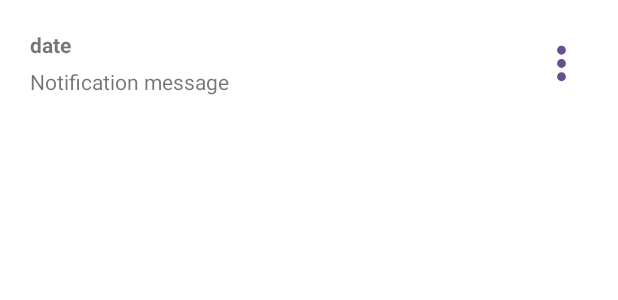
After one commit to FadwaFouad/WMTStore, an Android app: the layout layout_notification.xml on its own in the app's theme, with its tools: preview values and no code run, on a phone screen of 412 x 824 dp. The commit adds this screen. Shown: the top 300 px of the screen. Run offline under Robolectric (Android 15) with nearby library versions, the phone set to English and light mode, and no system bars.

Commit message:
implement notification section

```diff
--- /dev/null
+++ b/app/src/main/java/com/example/wmtstore/data/models/Notification.kt
@@ -0,0 +1,6 @@
+package com.example.wmtstore.data.models
+
+data class Notification(
+    val time : Long,
+    val message: String,
+)
--- a/app/src/main/res/drawable/ic_baseline_delete_24.xml
+++ b/app/src/main/res/drawable/ic_baseline_delete_24.xml
@@ -1,4 +1,4 @@
-<vector android:height="24dp" android:tint="#000000"
+<vector android:height="24dp" android:tint="@color/purple_500"
     android:viewportHeight="24" android:viewportWidth="24"
     android:width="24dp" xmlns:android="http://schemas.android.com/apk/res/android">
     <path android:fillColor="@android:color/white" android:pathData="M6,19c0,1.1 0.9,2 2,2h8c1.1,0 2,-0.9 2,-2V7H6v12zM19,4h-3.5l-1,-1h-5l-1,1H5v2h14V4z"/>
--- /dev/null
+++ b/app/src/main/res/drawable/ic_baseline_more_vert_24.xml
@@ -0,0 +1,5 @@
+<vector android:height="24dp" android:tint="@color/purple_500"
+    android:viewportHeight="24" android:viewportWidth="24"
+    android:width="24dp" xmlns:android="http://schemas.android.com/apk/res/android">
+    <path android:fillColor="@android:color/white" android:pathData="M12,8c1.1,0 2,-0.9 2,-2s-0.9,-2 -2,-2 -2,0.9 -2,2 0.9,2 2,2zM12,10c-1.1,0 -2,0.9 -2,2s0.9,2 2,2 2,-0.9 2,-2 -0.9,-2 -2,-2zM12,16c-1.1,0 -2,0.9 -2,2s0.9,2 2,2 2,-0.9 2,-2 -0.9,-2 -2,-2z"/>
+</vector>
--- /dev/null
+++ b/app/src/main/res/layout/layout_notification.xml
@@ -0,0 +1,36 @@
+<?xml version="1.0" encoding="utf-8"?>
+<androidx.constraintlayout.widget.ConstraintLayout xmlns:android="http://schemas.android.com/apk/res/android"
+    xmlns:app="http://schemas.android.com/apk/res-auto"
+    android:layout_width="match_parent"
+    android:layout_height="wrap_content"
+    android:orientation="vertical"
+    android:padding="20dp">
+
+    <TextView
+        android:id="@+id/message"
+        android:layout_width="wrap_content"
+        android:layout_height="wrap_content"
+        android:text="date"
+        android:textStyle="bold"
+        app:layout_constraintStart_toStartOf="parent"
+        app:layout_constraintTop_toTopOf="parent" />
+
+    <TextView
+        android:id="@+id/date"
+        android:layout_width="match_parent"
+        android:layout_height="wrap_content"
+        android:paddingTop="5dp"
+        android:text="Notification message"
+        app:layout_constraintStart_toStartOf="parent"
+        app:layout_constraintTop_toBottomOf="@id/message" />
+
+    <ImageButton
+        android:id="@+id/more_btn"
+        android:layout_width="35dp"
+        android:layout_height="35dp"
+        app:layout_constraintBottom_toBottomOf="parent"
+        app:layout_constraintEnd_toEndOf="parent"
+        app:layout_constraintTop_toTopOf="parent"
+        android:background="@drawable/ic_baseline_more_vert_24"
+        />
+</androidx.constraintlayout.widget.ConstraintLayout>
```
Also changed, not shown: app/src/main/java/com/example/wmtstore/data/notification_provider/NotificationFromSharedpreference.kt (added, +41 -0 lines), app/src/main/java/com/example/wmtstore/data/repository/NotificationRepository.kt (added, +24 -0 lines), app/src/main/java/com/example/wmtstore/ui/cart/CheckoutActivity.kt (+52 -3 lines), app/src/main/java/com/example/wmtstore/ui/notifications/NotificationAdapter.kt (added, +71 -0 lines), app/src/main/java/com/example/wmtstore/ui/notifications/NotificationsFragment.kt (+15 -18 lines), app/src/main/java/com/example/wmtstore/ui/notifications/NotificationsViewModel.kt (+15 -4 lines), app/src/main/res/layout/fragment_notifications.xml (+5 -11 lines), app/src/main/res/menu/notification_menu.xml (added, +7 -0 lines).
